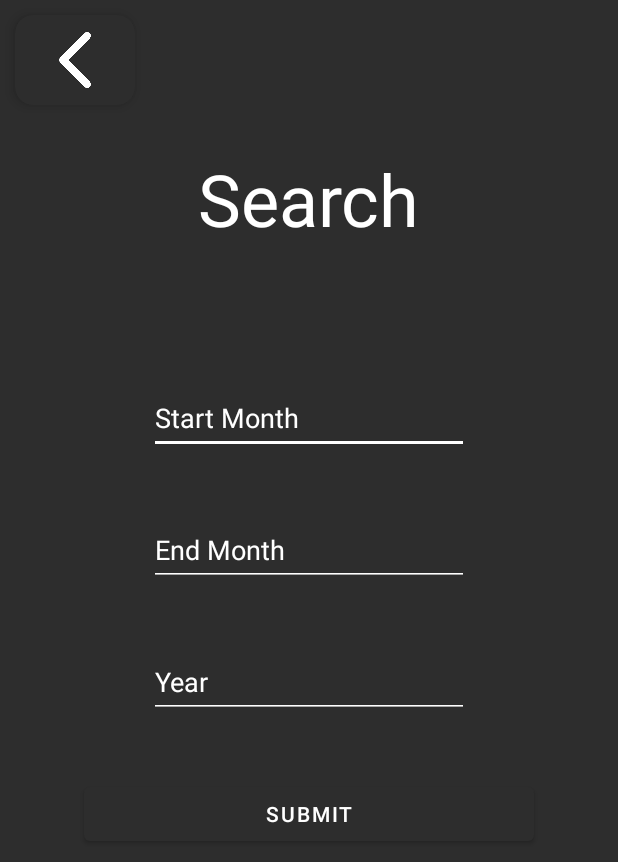
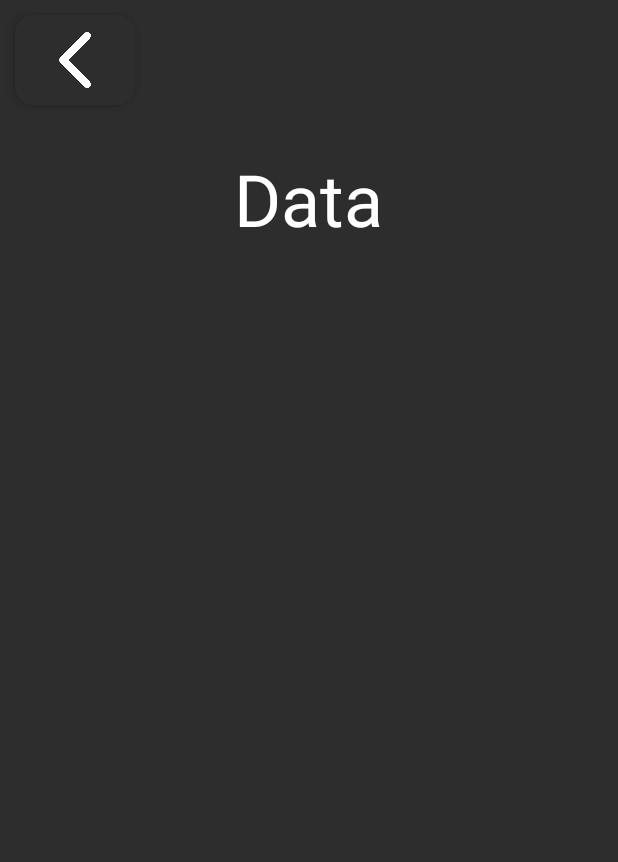
Before and after one commit to MrSquishmeister/TheHungryPlaice, an Android app: the ViewData screen opened directly, with no data from a screen before it, on a phone screen of 412 x 824 dp. Shown: the top 862 px of the screen. Run offline under Robolectric (Android 15) with nearby library versions, the light colour scheme and no system bars; our stand-ins replace Firebase (no records; nobody signed in at launch, a user with empty details on screens opened directly), data binding.

Commit message:
view data feat: displays data to user

```diff
--- a/app/src/main/java/com/lee/thehungryplaice/ViewData.kt
+++ b/app/src/main/java/com/lee/thehungryplaice/ViewData.kt
@@ -6,7 +6,6 @@ import androidx.appcompat.app.AppCompatActivity
 import android.os.Bundle
 import android.util.Log
 import android.widget.Button
-import android.widget.EditText
 import androidx.cardview.widget.CardView
 import androidx.recyclerview.widget.LinearLayoutManager
 import androidx.recyclerview.widget.RecyclerView
@@ -27,37 +26,41 @@ class ViewData : AppCompatActivity() {
         setContentView(binding.root)
 
         val recyclerView = findViewById<RecyclerView>(R.id.recyclerView)
-        val submitButton = findViewById<Button>(R.id.submitButton)
         val backButton = findViewById<CardView>(R.id.backButton)
-        val startMonth = findViewById<EditText>(R.id.startMonth)
-        val endMonth = findViewById<EditText>(R.id.endMonth)
-        val year = findViewById<EditText>(R.id.year)
-
         backButton.setOnClickListener{
-            startActivity(Intent(this, MainActivity::class.java))
+            startActivity(Intent(this, SearchData::class.java))
         }
 
-        submitButton.setOnClickListener {
-            var sStartMonth = startMonth.text.toString().toInt()
-            var sEndMonth = endMonth.text.toString().toInt()
-            var sYear = year.text.toString().toInt()
+        var day = 1;
+        var startMonth = 0
+        var endMonth = 0
+        var year = 0
 
-            var sDay = 1;
+        val bundle = intent.extras
+        if (bundle != null){
+            var sStartMonth = "${bundle.getString("startMonth")}"
+            var sEndMonth = "${bundle.getString("endMonth")}"
+            var sYear = "${bundle.getString("year")}"
 
-            while (sStartMonth != sEndMonth+1){
+            startMonth = sStartMonth.toInt()
+            endMonth = sEndMonth.toInt()
+            year = sYear.toInt()
+        }
+
+        while (startMonth != endMonth+1){
             fun getPath(): String {
-                    return if(sDay < 10) {
-                        "0$sDay:$sStartMonth:$sYear"
-                    }else if(sStartMonth < 10){
-                        "$sDay:0$sStartMonth:$sYear"
-                    }else if(sDay < 10 && sStartMonth < 10){
-                        "0$sDay:0$sStartMonth:$sYear"
+                return if(day < 10) {
+                    "0$day:$startMonth:$year"
+                }else if(startMonth < 10){
+                    "$day:0$startMonth:$year"
+                }else if(day < 10 && startMonth < 10){
+                    "0$day:0$startMonth:$year"
                 }else{
-                        "$sDay:$sStartMonth:$sYear"
+                    "$day:$startMonth:$year"
                 }
             }
 
-                while (sDay != 31){
+            while (day != 31){
                 db.collection(getPath())
                     .get()
                     .addOnSuccessListener { documents ->
@@ -76,11 +79,10 @@ class ViewData : AppCompatActivity() {
                     .addOnFailureListener { exception ->
                         Log.w(ContentValues.TAG, "Error getting documents: ", exception)
                     }
-                    sDay += 1
+                day += 1
             }
-                sDay = 1
-                sStartMonth += 1
+            day = 1
+            startMonth += 1
         }
     }
 }
-}
--- a/app/src/main/res/layout/activity_main.xml
+++ b/app/src/main/res/layout/activity_main.xml
@@ -274,7 +274,7 @@
             </androidx.cardview.widget.CardView>
 
             <androidx.cardview.widget.CardView
-                android:id="@+id/viewData"
+                android:id="@+id/searchData"
                 android:layout_width="170dp"
                 android:layout_height="170dp"
                 app:cardCornerRadius="12dp"
@@ -297,7 +297,7 @@
                     <TextView
                         android:layout_width="wrap_content"
                         android:layout_height="wrap_content"
-                        android:text="View Data"
+                        android:text="Search Data"
                         android:textAlignment="center"
                         android:textSize="18sp"
                         android:textColor="@color/white"
--- a/app/src/main/res/layout/activity_view_data.xml
+++ b/app/src/main/res/layout/activity_view_data.xml
@@ -26,94 +26,27 @@
                 <ImageView
                     android:layout_width="40dp"
                     android:layout_height="40dp"
-                    android:src="@drawable/backarrow" />
+                    android:src="@drawable/backarrow"/>
 
             </LinearLayout>
         </androidx.cardview.widget.CardView>
 
         <TextView
-            android:id="@+id/device"
+            android:id="@+id/title"
             android:layout_width="wrap_content"
             android:layout_height="wrap_content"
             android:layout_alignParentTop="true"
             android:layout_centerHorizontal="true"
             android:layout_marginTop="100dp"
-            android:text="Search"
+            android:text="Data"
             android:textColor="@color/white"
             android:textSize="48sp" />
 
-        <ScrollView
-            android:layout_width="match_parent"
-            android:layout_height="617dp"
-            android:layout_below="@+id/device"
-            android:layout_alignParentBottom="true"
-            android:layout_marginTop="50dp"
-            android:layout_marginBottom="4dp">
-
-            <LinearLayout
-                android:layout_width="match_parent"
-                android:layout_height="wrap_content"
-                android:orientation="vertical">
-
-                <EditText
-                    android:id="@+id/startMonth"
-                    android:layout_width="wrap_content"
-                    android:layout_height="wrap_content"
-                    android:layout_gravity="center"
-                    android:layout_marginTop="40dp"
-                    android:ems="10"
-                    android:hint="Start Month"
-                    android:inputType="number"
-                    android:minHeight="48dp"
-                    android:textColor="@color/white"
-                    android:textColorHint="@color/white"
-                    android:backgroundTint="@color/white"/>
-
-                <EditText
-                    android:id="@+id/endMonth"
-                    android:layout_width="wrap_content"
-                    android:layout_height="wrap_content"
-                    android:layout_gravity="center"
-                    android:layout_marginTop="40dp"
-                    android:ems="10"
-                    android:hint="End Month"
-                    android:inputType="number"
-                    android:minHeight="48dp"
-                    android:textColor="@color/white"
-                    android:textColorHint="@color/white"
-                    android:backgroundTint="@color/white"/>
-
-                <EditText
-                    android:id="@+id/year"
-                    android:layout_width="wrap_content"
-                    android:layout_height="wrap_content"
-                    android:layout_gravity="center"
-                    android:layout_marginTop="40dp"
-                    android:ems="10"
-                    android:hint="Year"
-                    android:inputType="number"
-                    android:minHeight="48dp"
-                    android:textColor="@color/white"
-                    android:textColorHint="@color/white"
-                    android:backgroundTint="@color/white"/>
-
-                <Button
-                    android:id="@+id/submitButton"
-                    android:layout_width="300dp"
-                    android:layout_height="wrap_content"
-                    android:layout_gravity="center"
-                    android:layout_marginTop="40dp"
-                    android:text="Submit"
-                    android:textColor="@color/white"
-                    />
-            </LinearLayout>
-        </ScrollView>
-
         <LinearLayout
             android:layout_width="match_parent"
-            android:layout_height="300dp"
+            android:layout_height="650dp"
             android:layout_alignParentBottom="true"
-            android:layout_marginBottom="20dp">
+            android:layout_margin="20dp">
 
             <androidx.recyclerview.widget.RecyclerView
                 android:id="@+id/recyclerView"
```
Also changed, not shown: app/src/main/AndroidManifest.xml (+7 -0 lines), app/src/main/java/com/lee/thehungryplaice/MainActivity.kt (+3 -4 lines), app/src/main/java/com/lee/thehungryplaice/SearchData.kt (added, +51 -0 lines), app/src/main/res/layout/activity_search_data.xml (added, +113 -0 lines). Lines whose indentation alone changed are shown as unchanged.
